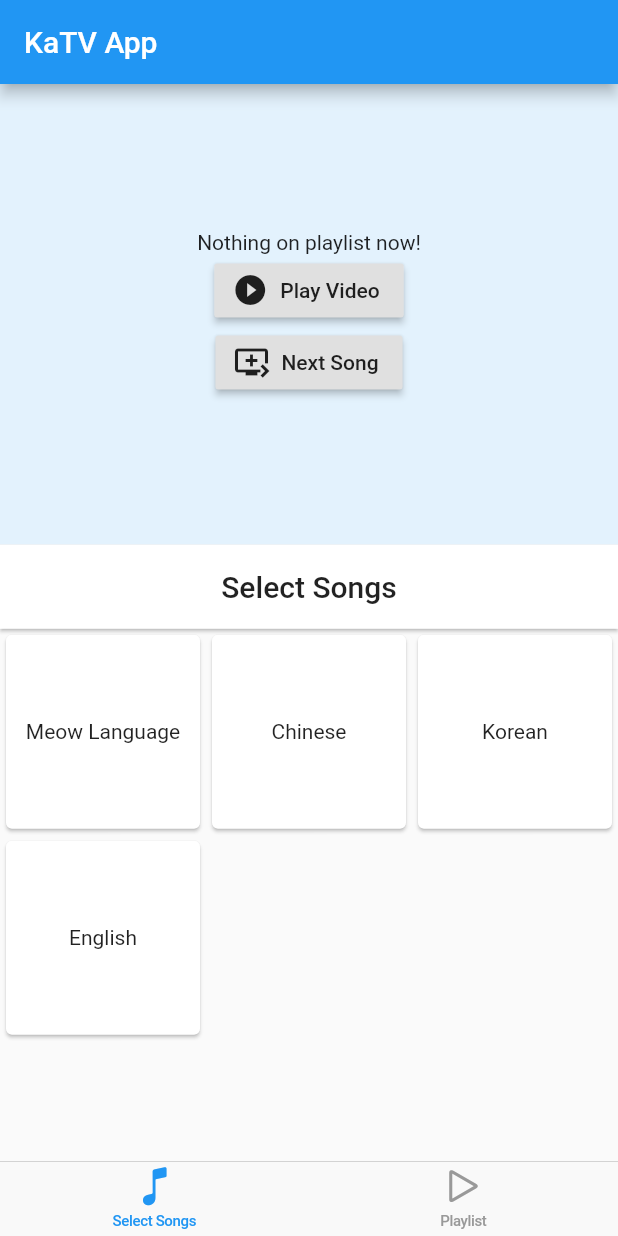
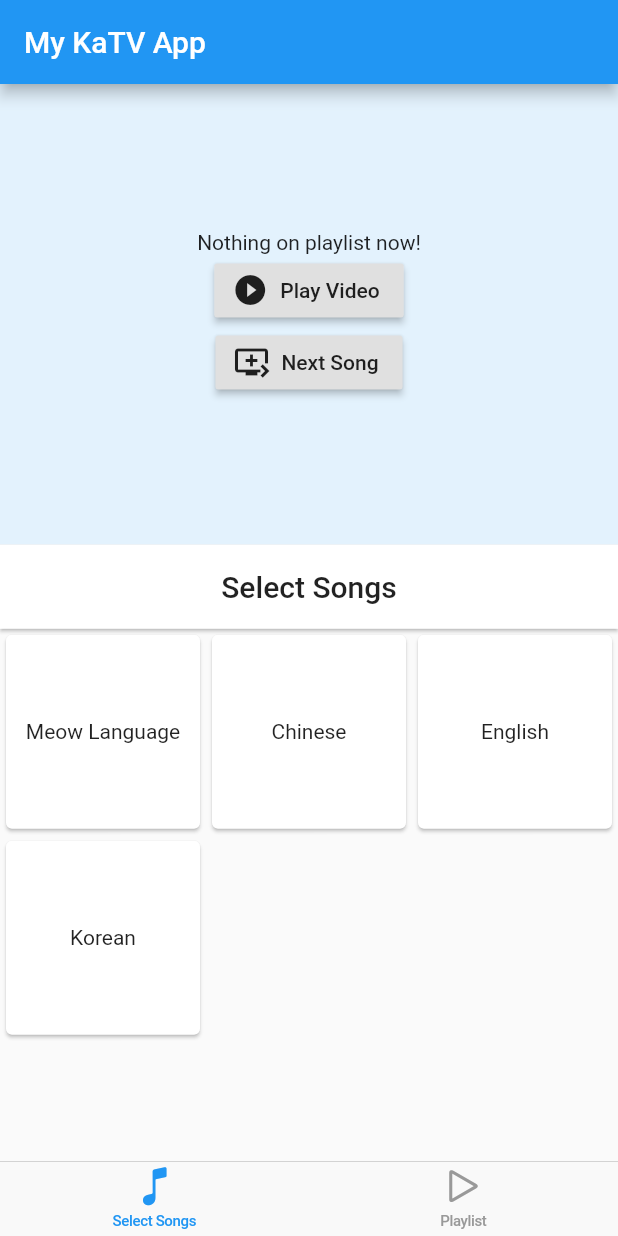
Before and after one commit to Janesee3/KaTVApp, a Flutter app: the screen it shows after launch, on a phone screen of 412 x 824 dp. Run offline on Flutter 3.47's test engine with Material 2 defaults, Android fonts, the phone set to English and light mode, and no system bars; missing offline and left inert: flutter_youtube.

Commit message:
Read song data from json file

```diff
--- a/lib/main.dart
+++ b/lib/main.dart
@@ -6,6 +6,8 @@ void main() {
 }
 
 class MyApp extends StatelessWidget {
+  MyApp({Key key}) : super(key: key);
+
   @override
   Widget build(BuildContext context) {
     return MaterialApp(
@@ -13,7 +15,7 @@ class MyApp extends StatelessWidget {
       theme: ThemeData(
         primarySwatch: Colors.blue,
       ),
-      home: MainPage(title: 'KaTV App'),
+      home: MainPage(),
     );
   }
 }
--- /dev/null
+++ b/lib/models/category.model.dart
@@ -0,0 +1,11 @@
+import './singer.model.dart';
+
+class Category {
+  String _name;
+  List<Singer> _singers;
+
+  Category(this._name, this._singers);
+
+  String get name => _name;
+  List<Singer> get singers => _singers;
+}
--- /dev/null
+++ b/lib/models/singer.model.dart
@@ -0,0 +1,11 @@
+import './song.model.dart';
+
+class Singer {
+  String _name;
+  List<Song> _songs;
+
+  Singer(this._name, this._songs);
+
+  String get name => _name;
+  List<Song> get songs => _songs;
+}
--- a/lib/screens/main_screen/main.screen.dart
+++ b/lib/screens/main_screen/main.screen.dart
@@ -2,11 +2,11 @@ import 'package:flutter/material.dart';
 import './widgets/video_component.widget.dart';
 import './widgets/app_inherited.widget.dart';
 import './widgets/ktv_ui.widget.dart';
+import 'package:katv_app/models/category.model.dart';
+import 'package:katv_app/data/songs_parser.dart';
 
 class MainPage extends StatefulWidget {
-  MainPage({Key key, this.title}) : super(key: key);
-
-  final String title;
+  MainPage({Key key}) : super(key: key);
 
   @override
   _MainPageState createState() => _MainPageState();
@@ -18,14 +18,26 @@ class _MainPageState extends State<MainPage> {
     return AppInheritedWidget(
         child: Scaffold(
             appBar: AppBar(
-              title: Text(widget.title),
+              title: Text("My KaTV App"),
             ),
             body: Center(
                 child: Column(
               mainAxisAlignment: MainAxisAlignment.spaceBetween,
               children: <Widget>[
                 Expanded(child: VideoComponent(), flex: 2),
-                Expanded(child: KtvUI(), flex: 3)
+                Expanded(
+                    child: FutureBuilder<List<Category>>(
+                        future: loadSongs(),
+                        builder: (context, snapshot) {
+                          if (snapshot.hasData) {
+                            return KtvUI(
+                              songData: snapshot.data,
+                            );
+                          }
+
+                          return Center(child: Text("Loading songs..."));
+                        }),
+                    flex: 3),
               ],
             ))));
   }
--- a/lib/screens/main_screen/widgets/ktv_ui.widget.dart
+++ b/lib/screens/main_screen/widgets/ktv_ui.widget.dart
@@ -1,9 +1,12 @@
 import 'package:flutter/cupertino.dart';
 import './select_song.widget.dart';
 import './playlist.widget.dart';
+import 'package:katv_app/models/category.model.dart';
 
 class KtvUI extends StatefulWidget {
-  KtvUI({Key key}) : super(key: key);
+  KtvUI({Key key, this.songData}) : super(key: key);
+
+  final List<Category> songData;
 
   @override
   _KtvUIState createState() => _KtvUIState();
@@ -24,7 +27,12 @@ class _KtvUIState extends State<KtvUI> with SingleTickerProviderStateMixin {
         ),
       ]),
       tabBuilder: (context, index) => CupertinoPageScaffold(
-            child: Center(child: index == 0 ? SelectSong() : Playlist()),
+            child: Center(
+                child: index == 0
+                    ? SelectSong(
+                        songData: widget.songData,
+                      )
+                    : Playlist()),
           ),
     );
   }
--- a/lib/screens/main_screen/widgets/select_song.widget.dart
+++ b/lib/screens/main_screen/widgets/select_song.widget.dart
@@ -1,11 +1,13 @@
 import 'package:flutter/material.dart';
+import './app_inherited.widget.dart';
+import 'package:katv_app/models/category.model.dart';
+import 'package:katv_app/models/singer.model.dart';
 import 'package:katv_app/models/song.model.dart';
-import './app_inherited.widget.dart';
 
 class SelectSong extends StatefulWidget {
-  SelectSong({Key key, this.videoUrl}) : super(key: key);
+  SelectSong({Key key, this.songData}) : super(key: key);
 
-  final String videoUrl;
+  final List<Category> songData;
 
   @override
   _SelectSongState createState() => _SelectSongState();
@@ -13,73 +15,23 @@ class SelectSong extends StatefulWidget {
 
 class _SelectSongState extends State<SelectSong> {
   final List<String> _currPageType = new List<String>();
-  final Map _songData = {
-    "categories": {
-      "Meow Language": {
-        "The Meowttens": [
-          Song("Meowing Under the Moon", "www.google.com"),
-          Song("Purr and Fur", "www.google.com"),
-          Song("Santa Claws is Rolling to Town", "")
-        ]
-      },
-      "Chinese": {
-        "GEM": [
-          Song("光年之外", "https://www.youtube.com/watch?v=T4SimnaiktU"),
-          Song("那一夜", "https://www.youtube.com/watch?v=ugVNDvnDDpA"),
-          Song("倒数", "https://www.youtube.com/watch?v=ma7r2HGqwXs")
-        ],
-        "Hebe Tien": [
-          Song("你就不要想起我", "https://www.youtube.com/watch?v=GsKbnsUN2RE"),
-          Song("魔鬼中的天使", "https://www.youtube.com/watch?v=na_xv5iFt2Y"),
-          Song("寂寞寂寞就好", "https://www.youtube.com/watch?v=DyFIzKYQQYE")
-        ],
-        "JJ Lin": [
-          Song("曹操", "https://www.youtube.com/watch?v=3J_bkgexrE8"),
-          Song("不死之身", "https://www.youtube.com/watch?v=h03_hs_QbEE"),
-          Song("美人鱼", "https://www.youtube.com/watch?v=jdf3gxFP0F8"),
-          Song("就是我", "https://www.youtube.com/watch?v=GLtLjBS0cs0")
-        ],
-        "Kimberlyn Chen": [
-          Song("爱你", "https://www.youtube.com/watch?v=4QoVMJN-nFs")
-        ]
-      },
-      "Korean": {
-        "Ailee": [
-          Song("Reminiscing", "https://www.youtube.com/watch?v=Spo8fiFHQls"),
-          Song("Heaven", "https://www.youtube.com/watch?v=DQzK8II1qAU"),
-          Song("I will go to you like first snow",
-              "https://www.youtube.com/watch?v=xW7gKmeXhuQ"),
-          Song(
-              "I will show you", "https://www.youtube.com/watch?v=-Q-OmGsk4hM"),
-          Song("If you", "https://www.youtube.com/watch?v=R3xy0vbxNUs"),
-          Song("Rainy Day", "https://www.youtube.com/watch?v=qSFFDxKE4B4"),
-          Song("U&I", "https://www.youtube.com/watch?v=398DDVagbPI"),
-        ]
-      },
-      "English": {
-        "Fall Out Boy": [
-          Song("Dance, Dance", "https://www.youtube.com/watch?v=bxxJ25-3QEA"),
-          Song("Sugar, we're going down",
-              "https://www.youtube.com/watch?v=d5lOB7Ibjhg"),
-        ],
-        "Taylor Swift": [
-          Song("Love Story", "https://www.youtube.com/watch?v=PDM-GcQ6NT0")
-        ],
-        "Maroon 5": [
-          Song("Animals", "https://www.youtube.com/watch?v=a5-tjIB9YBk"),
-          Song("She will be loved",
-              "https://www.youtube.com/watch?v=zJmVq8-p1CE"),
-        ],
-        "Adele": [
-          Song("Someone like you",
-              "https://www.youtube.com/watch?v=Cgdes6lFjzM"),
-          Song("All I Asked", "https://www.youtube.com/watch?v=QnChoAPlMyc"),
-          Song("When we were young",
-              "https://www.youtube.com/watch?v=vVGUM_e5zDA"),
-        ]
-      }
+
+  Category _getSelectedCategory() {
+    if (_currPageType.length > 0) {
+      return widget.songData
+          .where((cat) => cat.name == _currPageType[0])
+          .toList()[0];
     }
-  };
+  }
+
+  Singer _getSelectedSinger() {
+    if (_currPageType.length > 1) {
+      return _getSelectedCategory()
+          .singers
+          .where((singer) => singer.name == _currPageType[1])
+          .toList()[0];
+    }
+  }
 
   /// ****** VIEW METHODS *******
 
@@ -112,27 +64,24 @@ class _SelectSongState extends State<SelectSong> {
   }
 
   Scaffold _getCategoriesView() {
-    Map categoriesMap = _songData["categories"];
-    List<dynamic> keys = categoriesMap.keys.toList();
+    List cats = widget.songData.map((cat) => cat.name).toList();
 
     return Scaffold(
         appBar: _getAppBar("Select Songs", false),
-        body: _getGridView(keys, _goToCategory));
+        body: _getGridView(cats, _goToCategory));
   }
 
   Scaffold _getCategoryDetailView() {
-    Map categoryMap =
-        _songData["categories"][_currPageType[0]]; // eg. GEM, JJ ...
-    List<dynamic> keys = categoryMap.keys.toList();
+    List singers =
+        _getSelectedCategory().singers.map((singer) => singer.name).toList();
 
     return Scaffold(
         appBar: _getAppBar(_currPageType[0], true),
-        body: _getGridView(keys, _goToSinger));
+        body: _getGridView(singers, _goToSinger));
   }
 
   Scaffold _getSingerDetailView(AppInheritedWidgetState appState) {
-    List<Song> songs =
-        _songData["categories"][_currPageType[0]][_currPageType[1]];
+    List<Song> songs = _getSelectedSinger().songs;
 
     return Scaffold(
         appBar: _getAppBar(_currPageType[1], true),
--- a/pubspec.yaml
+++ b/pubspec.yaml
@@ -34,6 +34,9 @@ flutter:
   # included with your application, so that you can use the icons in
   # the material Icons class.
   uses-material-design: true
+
+  assets:
+    - assets/data/songs.json
   # To add assets to your application, add an assets section, like this:
   # assets:
   #  - images/a_dot_burr.jpeg
```
Also changed, not shown: assets/data/songs.json (added, +181 -0 lines), lib/data/songs_parser.dart (added, +38 -0 lines), lib/song_service.dart (added).
